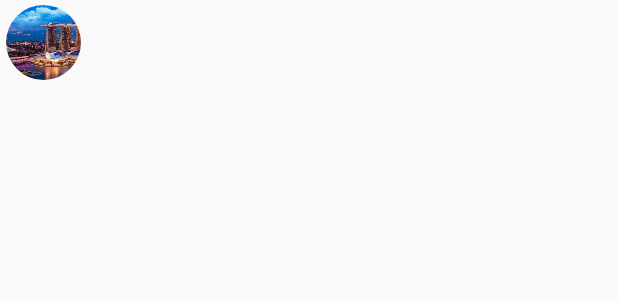
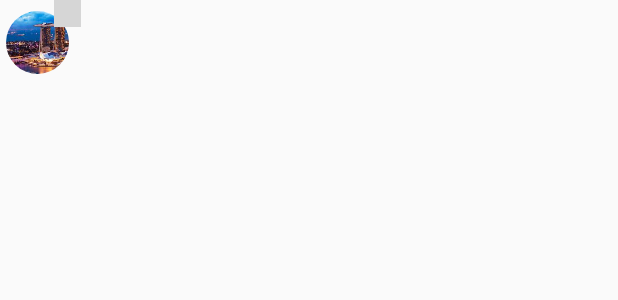
Before and after one commit to truongquangkhai99/Journey_DATN, an Android app: the layout custom_marker_layout.xml on its own in the app's theme, with its tools: preview values and no code run, on a phone screen of 412 x 824 dp. Shown: the top 300 px of the screen. Run offline under Robolectric (Android 15) with nearby library versions, the phone set to English and light mode, and no system bars; grey boxes are pictures that could not be loaded.

Commit message:
add number in marker on google map

```diff
--- a/app/src/main/AndroidManifest.xml
+++ b/app/src/main/AndroidManifest.xml
@@ -11,8 +11,8 @@
 
     <application
         android:allowBackup="true"
-        android:icon="@mipmap/ic_launcher"
-        android:label="@string/app_name"
+        android:icon="@drawable/icon_journey"
+        android:label="@string/nameApp"
         android:roundIcon="@mipmap/ic_launcher_round"
         android:supportsRtl="true"
         android:theme="@style/AppTheme">
@@ -28,7 +28,6 @@
             </intent-filter>
         </activity>
         <activity android:name=".Activity.MainActivity">
-
         </activity>
 
         <meta-data
--- a/app/src/main/res/layout/activity_login.xml
+++ b/app/src/main/res/layout/activity_login.xml
@@ -10,7 +10,7 @@
         android:id="@+id/const_toolbar_login"
         app:layout_constraintTop_toTopOf="parent"
         app:layout_constraintLeft_toLeftOf="parent"
-        android:background="#0461A8"
+        android:background="@color/color_background_main"
         android:layout_width="match_parent"
         android:layout_height="60dp">
 
--- a/app/src/main/res/layout/custom_marker_layout.xml
+++ b/app/src/main/res/layout/custom_marker_layout.xml
@@ -2,8 +2,8 @@
 <androidx.constraintlayout.widget.ConstraintLayout xmlns:android="http://schemas.android.com/apk/res/android"
     xmlns:app="http://schemas.android.com/apk/res-auto"
     android:orientation="vertical"
-    android:layout_width="match_parent"
-    android:layout_height="match_parent">
+    android:layout_width="wrap_content"
+    android:layout_height="wrap_content">
 
     <de.hdodenhof.circleimageview.CircleImageView
         android:id="@+id/user_dp"
@@ -17,5 +17,17 @@
         android:layout_marginLeft="4dp"
         android:layout_marginTop="3.5dp"
         android:contentDescription="@null"
+        android:paddingRight="@dimen/dp_8"
         android:src="@drawable/singapore" />
+    <TextView
+        android:id="@+id/number"
+        app:layout_constraintRight_toRightOf="parent"
+        app:layout_constraintTop_toTopOf="parent"
+        android:textColor="@android:color/white"
+        android:text="11"
+        android:background="@drawable/circle_num"
+        app:layout_constraintCircleRadius="@dimen/dp_8"
+        android:gravity="center"
+        android:layout_width="@dimen/dp_18"
+        android:layout_height="@dimen/dp_18"/>
 </androidx.constraintlayout.widget.ConstraintLayout>
--- a/app/src/main/res/layout/fragment_create_account.xml
+++ b/app/src/main/res/layout/fragment_create_account.xml
@@ -13,7 +13,7 @@
         app:layout_constraintRight_toRightOf="parent"
         android:text="Create Account"
         android:textSize="@dimen/dp_24"
-        android:textColor="#0461A8"
+        android:textColor="@color/color_background_main"
         android:textStyle="bold"
         android:layout_marginTop="@dimen/dp_16"
         android:layout_width="wrap_content"
@@ -152,7 +152,7 @@
             android:id="@+id/button_create_account"
             android:text="Create account"
             android:textColor="@color/color_white"
-            android:background="#0461A8"
+            android:background="@color/color_background_main"
             android:layout_width="match_parent"
             android:layout_height="match_parent"/>
     </androidx.cardview.widget.CardView>
--- a/app/src/main/res/layout/fragment_forgot.xml
+++ b/app/src/main/res/layout/fragment_forgot.xml
@@ -58,7 +58,7 @@
                 android:id="@+id/btn_fr_reset_pw"
                 android:text="reset password"
                 android:textColor="@color/color_white"
-                android:background="#0461A8"
+                android:background="@color/color_background_main"
                 android:layout_width="match_parent"
                 android:layout_height="match_parent"/>
         </androidx.cardview.widget.CardView>
--- a/library/build.gradle
+++ b/library/build.gradle
@@ -7,8 +7,8 @@ ext {
 }
 
 android {
-    compileSdkVersion 26
-    buildToolsVersion '28.0.3'
+    compileSdkVersion 29
+    buildToolsVersion '29.0.3'
     defaultConfig {
         minSdkVersion 15
         targetSdkVersion 28
```
Also changed, not shown: app/src/main/java/com/example/journey_datn/fragment/FragmentAtlas.java (+77 -24 lines), app/src/main/res/layout/fragment_login.xml (+13 -1 lines).
